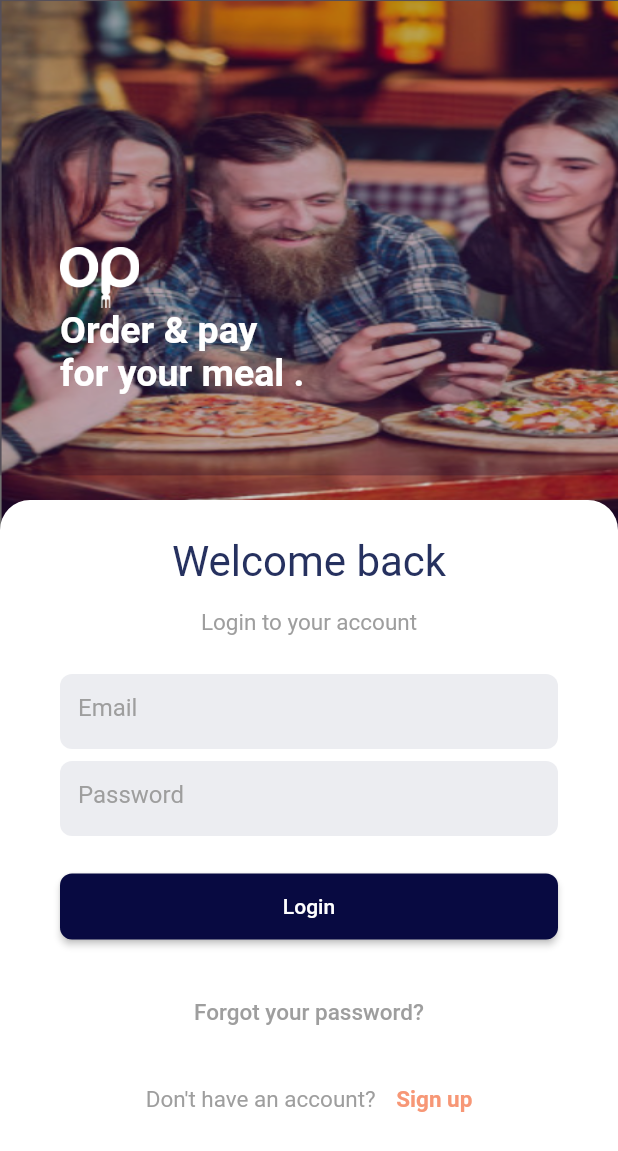
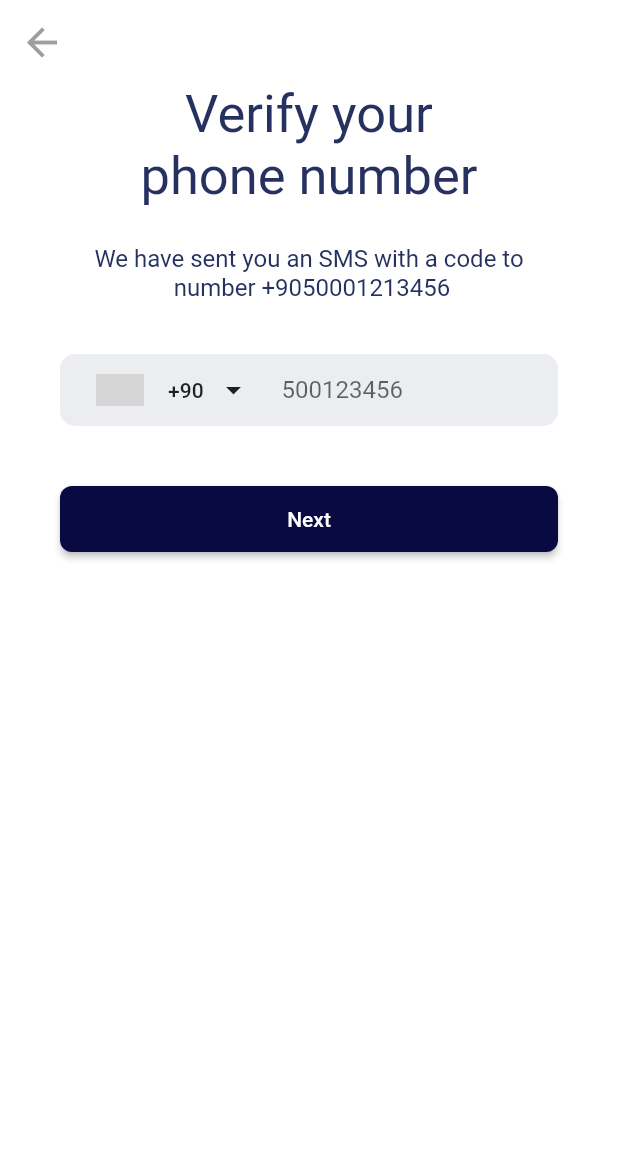
Before and after one commit to dsourav/orderPay-Ui, a Flutter app: the LoginPage screen opened directly, after a tap on "Login", on a phone screen of 412 x 824 dp. Shown: the top 1151 px of the screen. Run offline on Flutter 3.47's test engine with Material 2 defaults, Android fonts, the phone set to English and light mode, and no system bars; drawn by our look-alikes of country_code_picker; our stand-ins replace pin_code_fields; grey boxes are pictures that could not be loaded.

Commit message:
phone auth Ui done

```diff
--- a/lib/loginPage.dart
+++ b/lib/loginPage.dart
@@ -4,6 +4,7 @@ import 'package:restaurent_frontend/signUppage.dart';
 
 import 'const.dart';
 import 'forgotPassword.dart';
+import 'loginPhoneAuth.dart';
 
 class LoginPage extends StatefulWidget {
   @override
@@ -139,7 +140,11 @@ class _LoginPageState extends State<LoginPage> {
                             color: ConstantColors.loginButtonBakground,
                             textColor: ConstantColors.whiteColor,
                             child: Text('Login'),
-                            onPressed: () {},
+                            onPressed: () {
+                                  Navigator.of(context).push(CupertinoPageRoute(
+                            builder: (BuildContext context)=>LoginPhonAuth()
+                          ));
+                            },
                           ),
                         ),
                       ),
--- /dev/null
+++ b/lib/loginPhoneAuth.dart
@@ -0,0 +1,135 @@
+import 'package:country_code_picker/country_code_picker.dart';
+import 'package:flutter/cupertino.dart';
+import 'package:flutter/material.dart';
+import 'package:restaurent_frontend/phonePinview.dart';
+
+import 'const.dart';
+
+class LoginPhonAuth extends StatefulWidget {
+  @override
+  _LoginPhonAuthState createState() => _LoginPhonAuthState();
+}
+
+class _LoginPhonAuthState extends State<LoginPhonAuth> {
+
+  String _countryCode = '+90';
+  @override
+  Widget build(BuildContext context) {
+    return Scaffold(
+      backgroundColor: ConstantColors.whiteColor,
+      appBar: AppBar(
+        elevation: 0.0,
+        backgroundColor: ConstantColors.whiteColor,
+        leading: IconButton(
+          icon: Icon(
+            Icons.arrow_back,
+            color: ConstantColors.greyColor,
+            size: 30.0,
+          ),
+          onPressed: () {
+            Navigator.of(context).pop();
+          },
+        ),
+      ),
+      body: Container(
+        child: SingleChildScrollView(
+          child: Column(
+            crossAxisAlignment: CrossAxisAlignment.center,
+            children: <Widget>[
+              Center(
+                child: Text(
+                  'Verify your \nphone number ',
+                  style: TextStyle(
+                    color: ConstantColors.welcomeText,
+                    fontSize: 35.0,
+                  ),
+                  textAlign: TextAlign.center,
+                ),
+
+
+              ),
+              SizedBox(height: 25.0,),
+
+                Text(
+                  'We have sent you an SMS with a code to\n number +9050001213456 ',
+                  style: TextStyle(
+                    color: ConstantColors.welcomeText,
+                    fontSize: 16.0,
+                  ),
+                  textAlign: TextAlign.center,
+                ),
+
+                 SizedBox(height: 35.0,),
+
+                    Container(
+                      margin: EdgeInsets.symmetric(horizontal:40.0),
+                      decoration: BoxDecoration(
+                        borderRadius: BorderRadius.circular(10.0),
+                        color: ConstantColors.inputTextBackground
+                      ),
+                      child: Row(
+                children: <Widget>[
+                  CountryCodePicker(
+                    padding: EdgeInsets.only(right: 0.0),
+                      onChanged: (code) {
+                        _countryCode = code.dialCode;
+                        //  print(_countryCode);
+                      },
+                      initialSelection: '+90',
+                      favorite: ['+90', 'FR'],
+                      showCountryOnly: false,
+                      alignLeft: false,
+                  ),
+                  Icon(Icons.arrow_drop_down),
+                  Expanded(
+                      child: Form(
+
+                        child: Container(
+                          margin: EdgeInsets.symmetric(horizontal: 20.0),
+                          child: TextFormField(
+
+                            validator: (value) {
+                              if (value.length <= 0) return 'Enter number';
+                              return null;
+                            },
+                            keyboardType: TextInputType.phone,
+                            decoration:
+                                InputDecoration(hintText: '500123456',
+                                border: InputBorder.none),
+                          ),
+                        ),
+                      ),
+                  ),
+                ],
+              ),
+                    ),
+
+                     SizedBox(
+                          height: 40.0,
+                        ),
+                        Container(
+                          margin: EdgeInsets.symmetric(horizontal:40.0),
+                          child: SizedBox(
+                            width: double.infinity,
+                            height: 44.0,
+                            child: RaisedButton(
+                              shape: RoundedRectangleBorder(
+                                  borderRadius: BorderRadius.circular(8.0)),
+                              color: ConstantColors.loginButtonBakground,
+                              textColor: ConstantColors.whiteColor,
+                              child: Text('Next'),
+                              onPressed: () {
+                                  Navigator.of(context).push(CupertinoPageRoute(
+                            builder: (BuildContext context)=>PhonePinView()
+                          ));
+                              },
+                            ),
+                          ),
+                        ),
+            ],
+          ),
+        ),
+      ),
+    );
+  }
+}
--- a/pubspec.yaml
+++ b/pubspec.yaml
@@ -23,6 +23,8 @@ dependencies:
   # The following adds the Cupertino Icons font to your application.
   # Use with the CupertinoIcons class for iOS style icons.
   cupertino_icons: ^0.1.2
+  country_code_picker: ^1.2.3
+  pin_code_fields: ^2.3.0+3
 
 dev_dependencies:
   flutter_test:
```
Also changed, not shown: lib/forgotPassword.dart (+6 -1 lines), lib/phonePinview.dart (added, +136 -0 lines), pubspec.lock.
